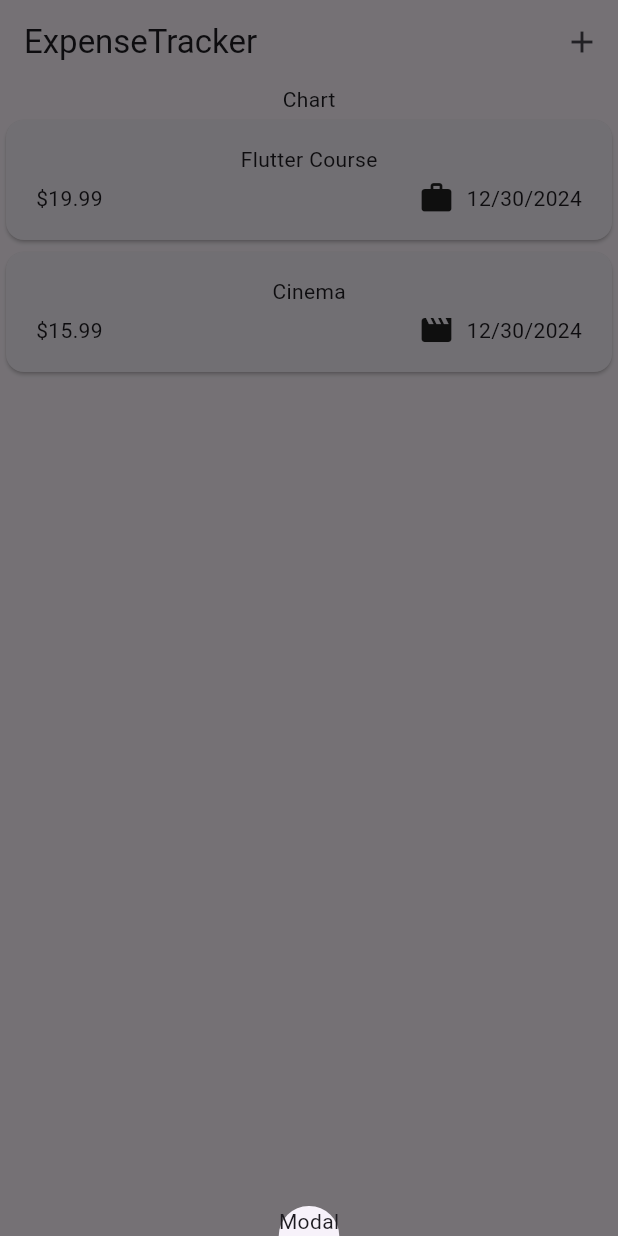
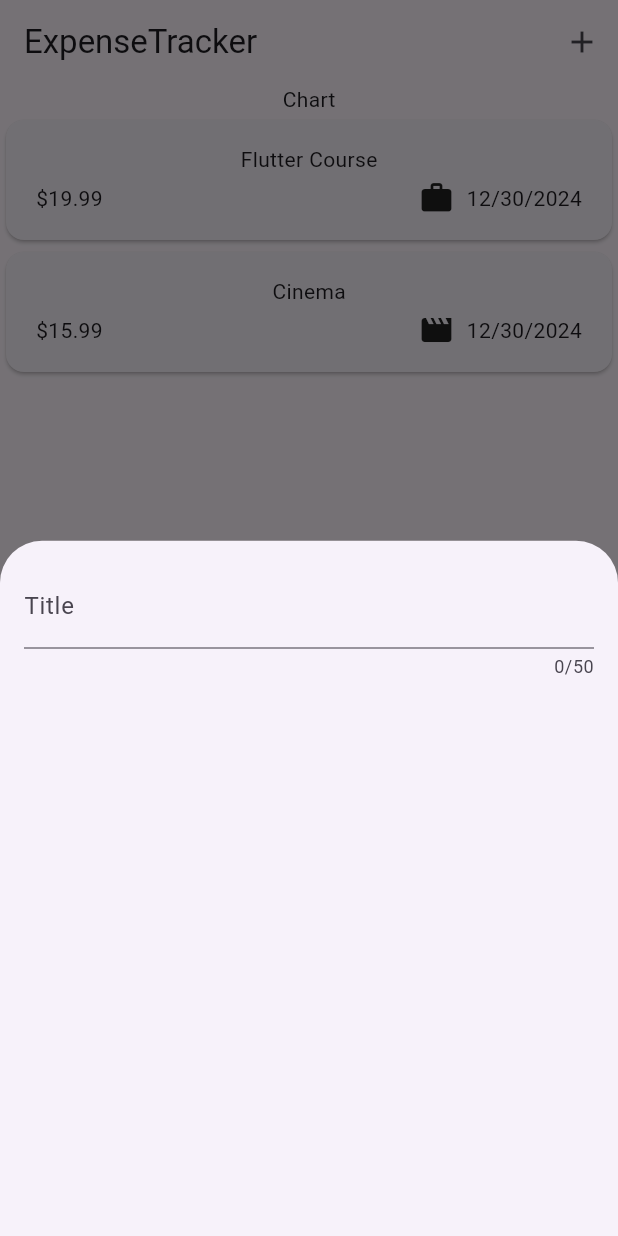
Before and after one commit to Lincxx/flutter-expense-tracker, a Flutter app: the screen it shows after launch, after a tap on the "add" icon, on a phone screen of 412 x 824 dp. Run offline on Flutter 3.47's test engine with Material 3 defaults, Android fonts, the phone set to English and light mode, and no system bars.

Commit message:
Add new file with textfield with some formatting

```diff
--- a/lib/widgets/expenses.dart
+++ b/lib/widgets/expenses.dart
@@ -1,5 +1,6 @@
 import 'package:expense_tracker/widgets/expenses_list/expenses_list.dart';
 import 'package:expense_tracker/models/expense.dart';
+import 'package:expense_tracker/widgets/new_expense.dart';
 import 'package:flutter/material.dart';
 
 class Expenses extends StatefulWidget {
@@ -29,7 +30,7 @@ class _ExpensesState extends State<Expenses> {
   void _openAddExpenseOverlay() {
     showModalBottomSheet(
       context: context,
-      builder: (ctx) => const Text('Modal'),
+      builder: (ctx) => const NewExpense(),
     );
   }
 
--- /dev/null
+++ b/lib/widgets/new_expense.dart
@@ -0,0 +1,27 @@
+import 'package:flutter/material.dart';
+
+class NewExpense extends StatefulWidget {
+  const NewExpense({super.key});
+
+  @override
+  State<NewExpense> createState() => _NewExpenseState();
+}
+
+class _NewExpenseState extends State<NewExpense> {
+  @override
+  Widget build(BuildContext context) {
+    return const Padding(
+      padding: EdgeInsets.all(16),
+      child: Column(
+        children: [
+          TextField(
+            maxLength: 50,
+            decoration: InputDecoration(
+              label: Text('Title'),
+            ),
+          ),
+        ],
+      ),
+    );
+  }
+}
```
